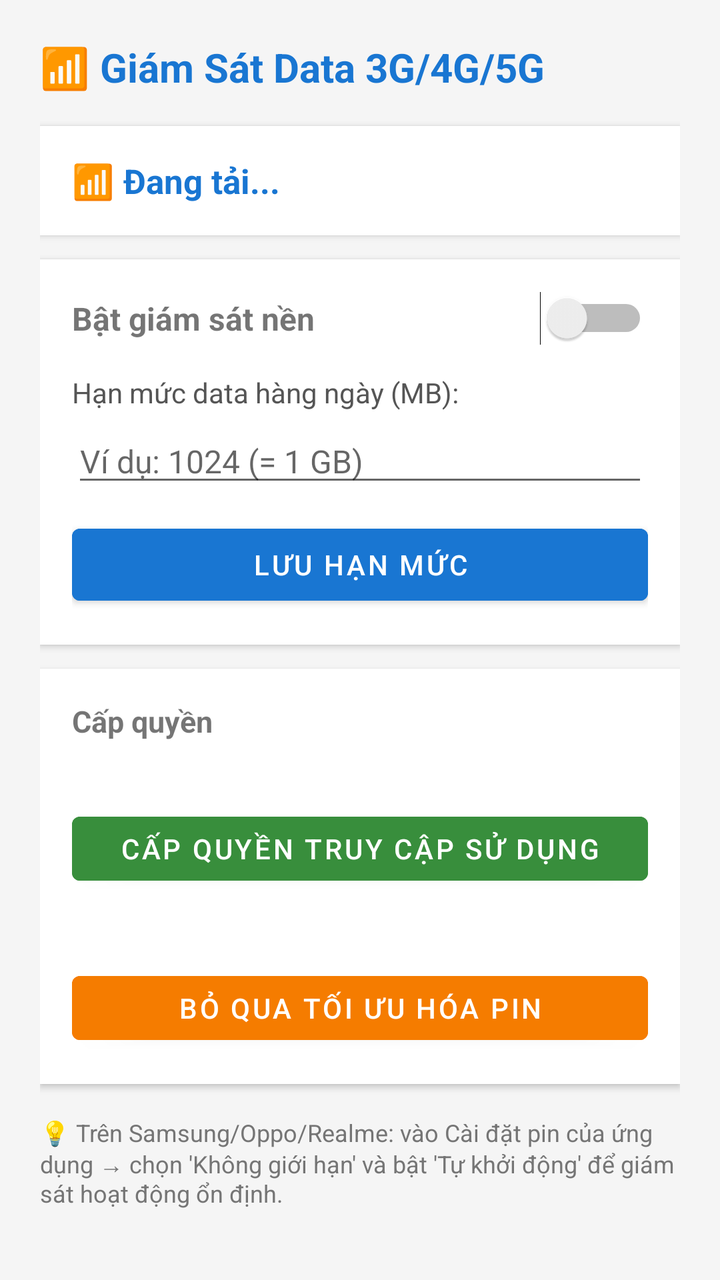
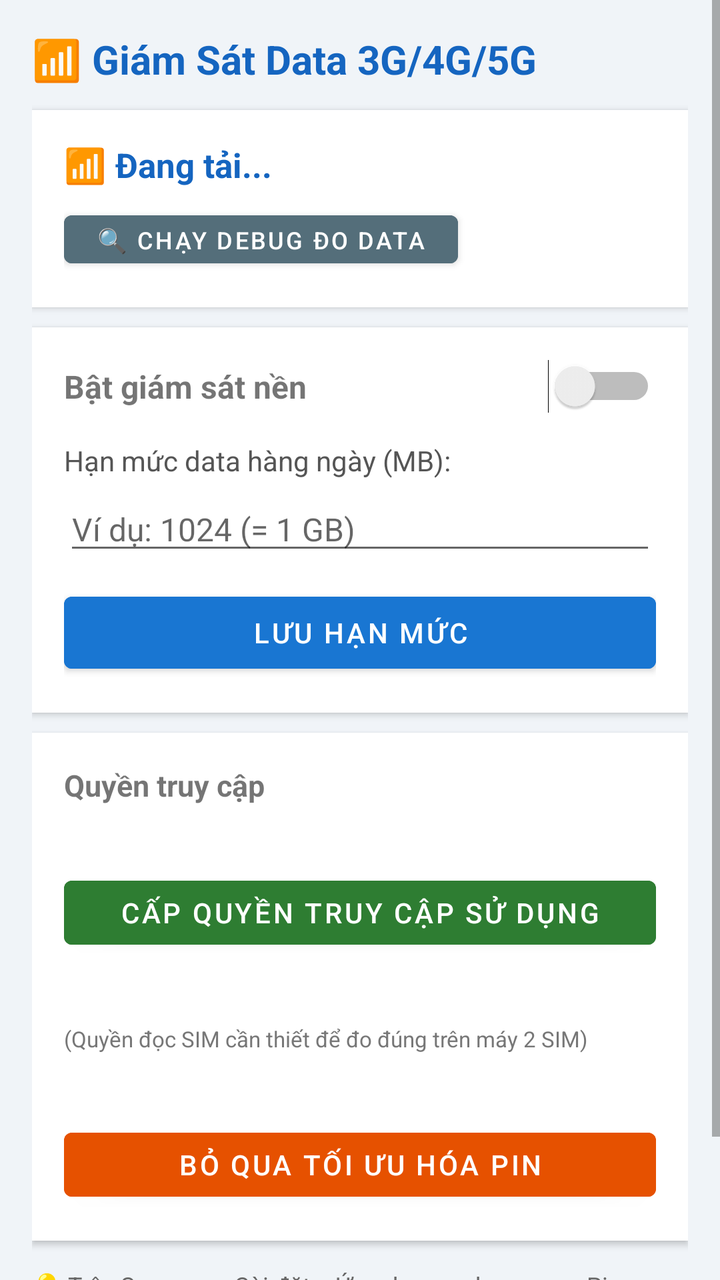

Before-and-after screenshots of an Android layout around one commit, followed by the original layout XML and the change that was made.
<!-- AndroidManifest.xml: application theme Theme.DataMonitor -->
<!-- res/layout/activity_main.xml -->
<?xml version="1.0" encoding="utf-8"?>
<ScrollView xmlns:android="http://schemas.android.com/apk/res/android"
    android:layout_width="match_parent"
    android:layout_height="match_parent"
    android:background="#F5F5F5">

    <LinearLayout
        android:layout_width="match_parent"
        android:layout_height="wrap_content"
        android:orientation="vertical"
        android:padding="20dp">

        
        <TextView
            android:layout_width="wrap_content"
            android:layout_height="wrap_content"
            android:text="📶 Giám Sát Data 3G/4G/5G"
            android:textSize="20sp"
            android:textStyle="bold"
            android:textColor="#1976D2"
            android:layout_marginBottom="16dp"/>

        
        <LinearLayout
            android:layout_width="match_parent"
            android:layout_height="wrap_content"
            android:orientation="vertical"
            android:background="#FFFFFF"
            android:padding="16dp"
            android:elevation="2dp"
            android:layout_marginBottom="12dp">

            <TextView
                android:id="@+id/tvCurrentUsage"
                android:layout_width="match_parent"
                android:layout_height="wrap_content"
                android:text="📶 Đang tải..."
                android:textSize="17sp"
                android:textColor="#1976D2"
                android:textStyle="bold"/>
        </LinearLayout>

        
        <LinearLayout
            android:layout_width="match_parent"
            android:layout_height="wrap_content"
            android:orientation="vertical"
            android:background="#FFFFFF"
            android:padding="16dp"
            android:elevation="2dp"
            android:layout_marginBottom="12dp">

            <LinearLayout
                android:layout_width="match_parent"
                android:layout_height="wrap_content"
                android:orientation="horizontal"
                android:gravity="center_vertical"
                android:layout_marginBottom="14dp">
                <TextView
                    android:layout_width="0dp"
                    android:layout_height="wrap_content"
                    android:layout_weight="1"
                    android:text="Bật giám sát nền"
                    android:textSize="16sp"
                    android:textStyle="bold"/>
                <Switch
                    android:id="@+id/switchMonitoring"
                    android:layout_width="wrap_content"
                    android:layout_height="wrap_content"/>
            </LinearLayout>

            <TextView
                android:layout_width="wrap_content"
                android:layout_height="wrap_content"
                android:text="Hạn mức data hàng ngày (MB):"
                android:textSize="14sp"
                android:textColor="#555555"
                android:layout_marginBottom="4dp"/>

            <EditText
                android:id="@+id/etLimit"
                android:layout_width="match_parent"
                android:layout_height="wrap_content"
                android:inputType="number"
                android:hint="Ví dụ: 1024 (= 1 GB)"
                android:textSize="16sp"
                android:layout_marginBottom="10dp"/>

            <Button
                android:id="@+id/btnSave"
                android:layout_width="match_parent"
                android:layout_height="48dp"
                android:text="Lưu hạn mức"
                android:backgroundTint="#1976D2"/>
        </LinearLayout>

        
        <LinearLayout
            android:layout_width="match_parent"
            android:layout_height="wrap_content"
            android:orientation="vertical"
            android:background="#FFFFFF"
            android:padding="16dp"
            android:elevation="2dp"
            android:layout_marginBottom="12dp">

            <TextView
                android:layout_width="wrap_content"
                android:layout_height="wrap_content"
                android:text="Cấp quyền"
                android:textSize="15sp"
                android:textStyle="bold"
                android:layout_marginBottom="8dp"/>

            <TextView
                android:id="@+id/tvUsageStatus"
                android:layout_width="match_parent"
                android:layout_height="wrap_content"
                android:textSize="13sp"
                android:layout_marginBottom="6dp"/>

            <Button
                android:id="@+id/btnUsageAccess"
                android:layout_width="match_parent"
                android:layout_height="44dp"
                android:text="Cấp quyền Truy cập sử dụng"
                android:backgroundTint="#388E3C"
                android:layout_marginBottom="12dp"/>

            <TextView
                android:id="@+id/tvBatteryStatus"
                android:layout_width="match_parent"
                android:layout_height="wrap_content"
                android:textSize="13sp"
                android:layout_marginBottom="6dp"/>

            <Button
                android:id="@+id/btnBattery"
                android:layout_width="match_parent"
                android:layout_height="44dp"
                android:text="Bỏ qua tối ưu hóa pin"
                android:backgroundTint="#F57C00"/>
        </LinearLayout>

        
        <TextView
            android:layout_width="match_parent"
            android:layout_height="wrap_content"
            android:text="💡 Trên Samsung/Oppo/Realme: vào Cài đặt pin của ứng dụng → chọn \'Không giới hạn\' và bật \'Tự khởi động\' để giám sát hoạt động ổn định."
            android:textSize="12sp"
            android:textColor="#757575"
            android:layout_marginTop="4dp"/>

    </LinearLayout>
</ScrollView>
<!-- resources referenced by this layout -->
<resources>
  <style name="Theme.DataMonitor" parent="Theme.MaterialComponents.DayNight.NoActionBar">
          <item name="colorPrimary">@color/primary</item>
          <item name="colorPrimaryDark">@color/primary_dark</item>
          <item name="colorAccent">@color/accent</item>
          <item name="android:windowBackground">@color/background</item>
      </style>
  <color name="primary">#1976D2</color>
  <color name="primary_dark">#115293</color>
  <color name="accent">#FF5252</color>
  <color name="background">#F5F5F5</color>
</resources>

<!-- the commit's change to res/layout/activity_main.xml (unified diff, before → after) -->
@@ -2,13 +2,13 @@
 <ScrollView xmlns:android="http://schemas.android.com/apk/res/android"
     android:layout_width="match_parent"
     android:layout_height="match_parent"
-    android:background="#F5F5F5">
+    android:background="#F0F4F8">
 
     <LinearLayout
         android:layout_width="match_parent"
         android:layout_height="wrap_content"
         android:orientation="vertical"
-        android:padding="20dp">
+        android:padding="16dp">
 
         
         <TextView
@@ -17,8 +17,8 @@
             android:text="📶 Giám Sát Data 3G/4G/5G"
             android:textSize="20sp"
             android:textStyle="bold"
-            android:textColor="#1976D2"
-            android:layout_marginBottom="16dp"/>
+            android:textColor="#1565C0"
+            android:layout_marginBottom="12dp"/>
 
         
         <LinearLayout
@@ -28,7 +28,7 @@
             android:background="#FFFFFF"
             android:padding="16dp"
             android:elevation="2dp"
-            android:layout_marginBottom="12dp">
+            android:layout_marginBottom="10dp">
 
             <TextView
                 android:id="@+id/tvCurrentUsage"
@@ -36,8 +36,17 @@
                 android:layout_height="wrap_content"
                 android:text="📶 Đang tải..."
                 android:textSize="17sp"
-                android:textColor="#1976D2"
+                android:textColor="#1565C0"
                 android:textStyle="bold"/>
+
+            <Button
+                android:id="@+id/btnDebug"
+                android:layout_width="wrap_content"
+                android:layout_height="36dp"
+                android:text="🔍 Chạy Debug đo data"
+                android:textSize="12sp"
+                android:layout_marginTop="8dp"
+                android:backgroundTint="#546E7A"/>
         </LinearLayout>
 
         
@@ -48,7 +57,7 @@
             android:background="#FFFFFF"
             android:padding="16dp"
             android:elevation="2dp"
-            android:layout_marginBottom="12dp">
+            android:layout_marginBottom="10dp">
 
             <LinearLayout
                 android:layout_width="match_parent"
@@ -74,7 +83,7 @@
                 android:layout_height="wrap_content"
                 android:text="Hạn mức data hàng ngày (MB):"
                 android:textSize="14sp"
-                android:textColor="#555555"
+                android:textColor="#555"
                 android:layout_marginBottom="4dp"/>
 
             <EditText
@@ -102,29 +111,44 @@
             android:background="#FFFFFF"
             android:padding="16dp"
             android:elevation="2dp"
-            android:layout_marginBottom="12dp">
+            android:layout_marginBottom="10dp">
 
             <TextView
                 android:layout_width="wrap_content"
                 android:layout_height="wrap_content"
-                android:text="Cấp quyền"
+                android:text="Quyền truy cập"
                 android:textSize="15sp"
                 android:textStyle="bold"
-                android:layout_marginBottom="8dp"/>
+                android:layout_marginBottom="10dp"/>
 
             <TextView
                 android:id="@+id/tvUsageStatus"
                 android:layout_width="match_parent"
                 android:layout_height="wrap_content"
                 android:textSize="13sp"
-                android:layout_marginBottom="6dp"/>
+                android:layout_marginBottom="4dp"/>
 
             <Button
                 android:id="@+id/btnUsageAccess"
                 android:layout_width="match_parent"
                 android:layout_height="44dp"
                 android:text="Cấp quyền Truy cập sử dụng"
-                android:backgroundTint="#388E3C"
+                android:backgroundTint="#2E7D32"
+                android:layout_marginBottom="12dp"/>
+
+            <TextView
+                android:id="@+id/tvSimStatus"
+                android:layout_width="match_parent"
+                android:layout_height="wrap_content"
+                android:textSize="13sp"
+                android:layout_marginBottom="4dp"/>
+
+            <TextView
+                android:layout_width="match_parent"
+                android:layout_height="wrap_content"
+                android:text="(Quyền đọc SIM cần thiết để đo đúng trên máy 2 SIM)"
+                android:textSize="11sp"
+                android:textColor="#777"
                 android:layout_marginBottom="12dp"/>
 
             <TextView
@@ -132,23 +156,24 @@
                 android:layout_width="match_parent"
                 android:layout_height="wrap_content"
                 android:textSize="13sp"
-                android:layout_marginBottom="6dp"/>
+                android:layout_marginBottom="4dp"/>
 
             <Button
                 android:id="@+id/btnBattery"
                 android:layout_width="match_parent"
                 android:layout_height="44dp"
                 android:text="Bỏ qua tối ưu hóa pin"
-                android:backgroundTint="#F57C00"/>
+                android:backgroundTint="#E65100"/>
         </LinearLayout>
 
         
         <TextView
             android:layout_width="match_parent"
             android:layout_height="wrap_content"
-            android:text="💡 Trên Samsung/Oppo/Realme: vào Cài đặt pin của ứng dụng → chọn \'Không giới hạn\' và bật \'Tự khởi động\' để giám sát hoạt động ổn định."
+            android:text="💡 Trên Samsung: Cài đặt > Ứng dụng > chọn app > Pin > chọn \'Không giới hạn\'\nTrên Oppo/Realme: Cài đặt > Pin > bật Tự khởi động cho app này"
             android:textSize="12sp"
-            android:textColor="#757575"
+            android:textColor="#666"
+            android:lineSpacingExtra="4dp"
             android:layout_marginTop="4dp"/>
 
     </LinearLayout>
